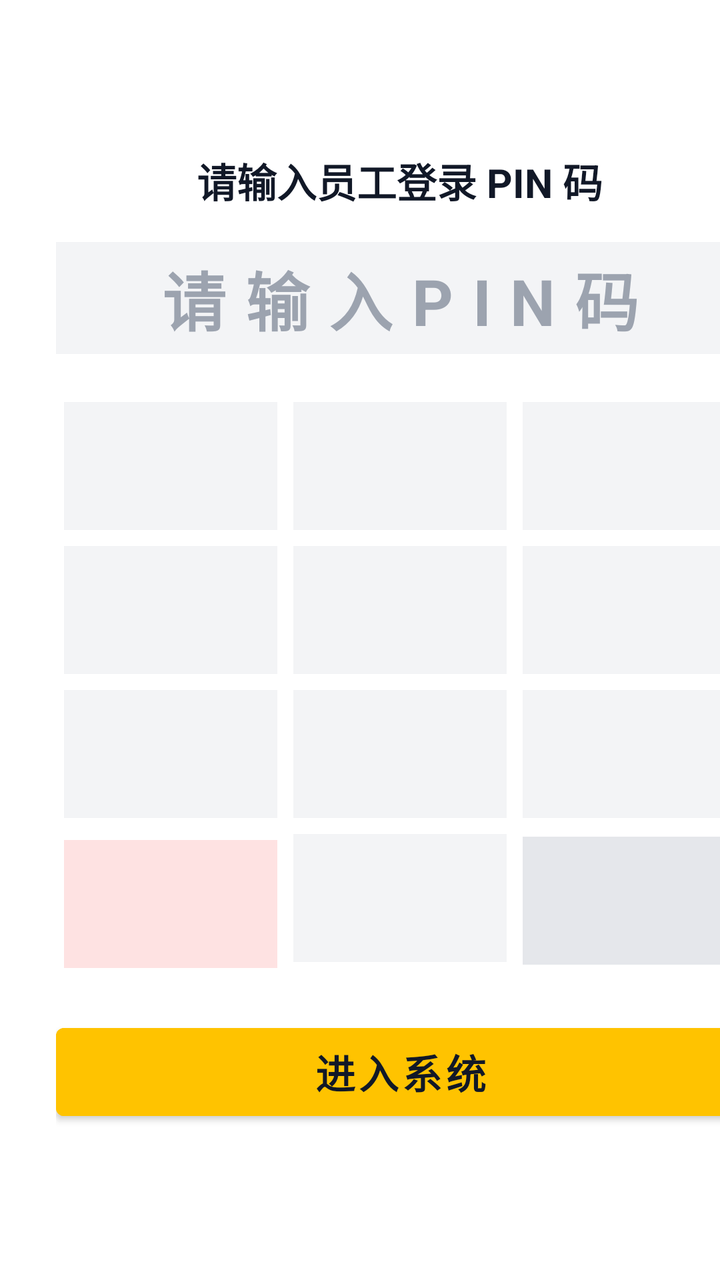
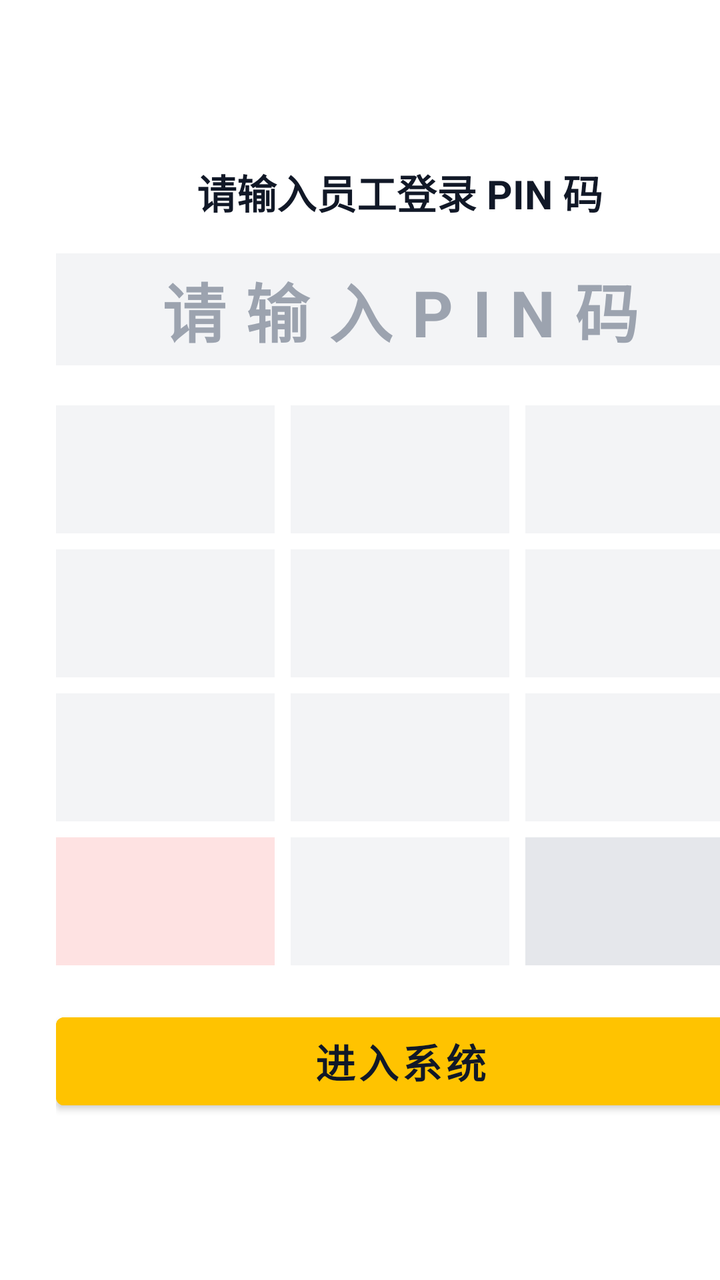

Two renders of the same Android screen: before a commit and after it. Below are the layout's source before the change and the commit's diff.
<!-- AndroidManifest.xml: application theme Theme.MeituanPosLite -->
<!-- res/layout/activity_login.xml -->
<?xml version="1.0" encoding="utf-8"?>
<LinearLayout xmlns:android="http://schemas.android.com/apk/res/android"
    android:layout_width="match_parent"
    android:layout_height="match_parent"
    android:orientation="horizontal"
    android:background="#1E2433">

    
    <LinearLayout
        android:layout_width="0dp"
        android:layout_height="match_parent"
        android:layout_weight="1"
        android:gravity="center"
        android:orientation="vertical"
        android:padding="32dp">

        <TextView
            android:layout_width="wrap_content"
            android:layout_height="wrap_content"
            android:text="美团收银 (青春版)"
            android:textColor="#FFC300"
            android:textSize="36sp"
            android:textStyle="bold" />

        <TextView
            android:layout_width="wrap_content"
            android:layout_height="wrap_content"
            android:layout_marginTop="16dp"
            android:text="纯本地单机版 | 堂食桌台与快餐管理"
            android:textColor="#9CA3AF"
            android:textSize="18sp" />

        <TextView
            android:layout_width="wrap_content"
            android:layout_height="wrap_content"
            android:layout_marginTop="28dp"
            android:text="初始账号密码：\n店长 PIN: 888888\n收银员 PIN: 1234\n(支持屏幕触控与物理键盘输入)"
            android:textColor="#6B7280"
            android:textSize="15sp"
            android:gravity="center"
            android:lineSpacingExtra="6dp"/>
    </LinearLayout>

    
    <LinearLayout
        android:layout_width="400dp"
        android:layout_height="match_parent"
        android:gravity="center"
        android:orientation="vertical"
        android:background="#FFFFFF"
        android:padding="28dp">

        <TextView
            android:layout_width="wrap_content"
            android:layout_height="wrap_content"
            android:text="请输入员工登录 PIN 码"
            android:textColor="#111827"
            android:textSize="20sp"
            android:textStyle="bold" />

        <TextView
            android:id="@+id/tvPinDisplay"
            android:layout_width="match_parent"
            android:layout_height="56dp"
            android:layout_marginTop="16dp"
            android:background="#F3F4F6"
            android:gravity="center"
            android:hint="请输入PIN码"
            android:textColorHint="#9CA3AF"
            android:textColor="#111827"
            android:textSize="32sp"
            android:textStyle="bold"
            android:letterSpacing="0.3" />

        
        <GridLayout
            android:layout_width="match_parent"
            android:layout_height="wrap_content"
            android:layout_marginTop="20dp"
            android:columnCount="3">

            <TextView android:id="@+id/btn1" android:layout_width="0dp" android:layout_columnWeight="1" android:layout_height="64dp" android:layout_margin="4dp" android:gravity="center" android:textSize="26sp" android:textStyle="bold" android:background="#F3F4F6" android:clickable="true" android:focusable="true"/>
            <TextView android:id="@+id/btn2" android:layout_width="0dp" android:layout_columnWeight="1" android:layout_height="64dp" android:layout_margin="4dp" android:gravity="center" android:textSize="26sp" android:textStyle="bold" android:background="#F3F4F6" android:clickable="true" android:focusable="true"/>
            <TextView android:id="@+id/btn3" android:layout_width="0dp" android:layout_columnWeight="1" android:layout_height="64dp" android:layout_margin="4dp" android:gravity="center" android:textSize="26sp" android:textStyle="bold" android:background="#F3F4F6" android:clickable="true" android:focusable="true"/>

            <TextView android:id="@+id/btn4" android:layout_width="0dp" android:layout_columnWeight="1" android:layout_height="64dp" android:layout_margin="4dp" android:gravity="center" android:textSize="26sp" android:textStyle="bold" android:background="#F3F4F6" android:clickable="true" android:focusable="true"/>
            <TextView android:id="@+id/btn5" android:layout_width="0dp" android:layout_columnWeight="1" android:layout_height="64dp" android:layout_margin="4dp" android:gravity="center" android:textSize="26sp" android:textStyle="bold" android:background="#F3F4F6" android:clickable="true" android:focusable="true"/>
            <TextView android:id="@+id/btn6" android:layout_width="0dp" android:layout_columnWeight="1" android:layout_height="64dp" android:layout_margin="4dp" android:gravity="center" android:textSize="26sp" android:textStyle="bold" android:background="#F3F4F6" android:clickable="true" android:focusable="true"/>

            <TextView android:id="@+id/btn7" android:layout_width="0dp" android:layout_columnWeight="1" android:layout_height="64dp" android:layout_margin="4dp" android:gravity="center" android:textSize="26sp" android:textStyle="bold" android:background="#F3F4F6" android:clickable="true" android:focusable="true"/>
            <TextView android:id="@+id/btn8" android:layout_width="0dp" android:layout_columnWeight="1" android:layout_height="64dp" android:layout_margin="4dp" android:gravity="center" android:textSize="26sp" android:textStyle="bold" android:background="#F3F4F6" android:clickable="true" android:focusable="true"/>
            <TextView android:id="@+id/btn9" android:layout_width="0dp" android:layout_columnWeight="1" android:layout_height="64dp" android:layout_margin="4dp" android:gravity="center" android:textSize="26sp" android:textStyle="bold" android:background="#F3F4F6" android:clickable="true" android:focusable="true"/>

            <TextView android:id="@+id/btnClear" android:layout_width="0dp" android:layout_columnWeight="1" android:layout_height="64dp" android:layout_margin="4dp" android:gravity="center" android:textSize="18sp" android:textStyle="bold" android:background="#FEE2E2" android:clickable="true" android:focusable="true"/>
            <TextView android:id="@+id/btn0" android:layout_width="0dp" android:layout_columnWeight="1" android:layout_height="64dp" android:layout_margin="4dp" android:gravity="center" android:textSize="26sp" android:textStyle="bold" android:background="#F3F4F6" android:clickable="true" android:focusable="true"/>
            <TextView android:id="@+id/btnDelete" android:layout_width="0dp" android:layout_columnWeight="1" android:layout_height="64dp" android:layout_margin="4dp" android:gravity="center" android:textSize="22sp" android:textStyle="bold" android:background="#E5E7EB" android:clickable="true" android:focusable="true"/>
        </GridLayout>

        <Button
            android:id="@+id/btnLogin"
            android:layout_width="match_parent"
            android:layout_height="56dp"
            android:layout_marginTop="20dp"
            android:text="进入系统"
            android:textStyle="bold"
            android:textSize="20sp"
            android:backgroundTint="#FFC300"
            android:textColor="#111827"/>
    </LinearLayout>
</LinearLayout>
<!-- resources referenced by this layout -->
<resources>
  <style name="Theme.MeituanPosLite" parent="Theme.MaterialComponents.Light.NoActionBar">
          <item name="colorPrimary">@color/meituan_yellow</item>
          <item name="colorSecondary">#333333</item>
          <item name="android:statusBarColor">#FFD100</item>
      </style>
  <color name="meituan_yellow">#FFC300</color>
</resources>

<!-- the commit's change to res/layout/activity_login.xml (unified diff, before → after) -->
@@ -73,28 +73,63 @@
             android:letterSpacing="0.3" />
 
         
-        <GridLayout
+        <LinearLayout
             android:layout_width="match_parent"
             android:layout_height="wrap_content"
-            android:layout_marginTop="20dp"
-            android:columnCount="3">
+            android:orientation="vertical"
+            android:layout_marginTop="20dp">
 
-            <TextView android:id="@+id/btn1" android:layout_width="0dp" android:layout_columnWeight="1" android:layout_height="64dp" android:layout_margin="4dp" android:gravity="center" android:textSize="26sp" android:textStyle="bold" android:background="#F3F4F6" android:clickable="true" android:focusable="true"/>
-            <TextView android:id="@+id/btn2" android:layout_width="0dp" android:layout_columnWeight="1" android:layout_height="64dp" android:layout_margin="4dp" android:gravity="center" android:textSize="26sp" android:textStyle="bold" android:background="#F3F4F6" android:clickable="true" android:focusable="true"/>
-            <TextView android:id="@+id/btn3" android:layout_width="0dp" android:layout_columnWeight="1" android:layout_height="64dp" android:layout_margin="4dp" android:gravity="center" android:textSize="26sp" android:textStyle="bold" android:background="#F3F4F6" android:clickable="true" android:focusable="true"/>
+            
+            <LinearLayout
+                android:layout_width="match_parent"
+                android:layout_height="64dp"
+                android:orientation="horizontal"
+                android:weightSum="3"
+                android:layout_marginBottom="8dp">
 
-            <TextView android:id="@+id/btn4" android:layout_width="0dp" android:layout_columnWeight="1" android:layout_height="64dp" android:layout_margin="4dp" android:gravity="center" android:textSize="26sp" android:textStyle="bold" android:background="#F3F4F6" android:clickable="true" android:focusable="true"/>
-            <TextView android:id="@+id/btn5" android:layout_width="0dp" android:layout_columnWeight="1" android:layout_height="64dp" android:layout_margin="4dp" android:gravity="center" android:textSize="26sp" android:textStyle="bold" android:background="#F3F4F6" android:clickable="true" android:focusable="true"/>
-            <TextView android:id="@+id/btn6" android:layout_width="0dp" android:layout_columnWeight="1" android:layout_height="64dp" android:layout_margin="4dp" android:gravity="center" android:textSize="26sp" android:textStyle="bold" android:background="#F3F4F6" android:clickable="true" android:focusable="true"/>
+                <TextView android:id="@+id/btn1" android:layout_width="0dp" android:layout_height="match_parent" android:layout_weight="1" android:layout_marginEnd="4dp" android:gravity="center" android:textSize="26sp" android:textStyle="bold" android:background="#F3F4F6" android:clickable="true" android:focusable="true"/>
+                <TextView android:id="@+id/btn2" android:layout_width="0dp" android:layout_height="match_parent" android:layout_weight="1" android:layout_marginHorizontal="4dp" android:gravity="center" android:textSize="26sp" android:textStyle="bold" android:background="#F3F4F6" android:clickable="true" android:focusable="true"/>
+                <TextView android:id="@+id/btn3" android:layout_width="0dp" android:layout_height="match_parent" android:layout_weight="1" android:layout_marginStart="4dp" android:gravity="center" android:textSize="26sp" android:textStyle="bold" android:background="#F3F4F6" android:clickable="true" android:focusable="true"/>
+            </LinearLayout>
 
-            <TextView android:id="@+id/btn7" android:layout_width="0dp" android:layout_columnWeight="1" android:layout_height="64dp" android:layout_margin="4dp" android:gravity="center" android:textSize="26sp" android:textStyle="bold" android:background="#F3F4F6" android:clickable="true" android:focusable="true"/>
-            <TextView android:id="@+id/btn8" android:layout_width="0dp" android:layout_columnWeight="1" android:layout_height="64dp" android:layout_margin="4dp" android:gravity="center" android:textSize="26sp" android:textStyle="bold" android:background="#F3F4F6" android:clickable="true" android:focusable="true"/>
-            <TextView android:id="@+id/btn9" android:layout_width="0dp" android:layout_columnWeight="1" android:layout_height="64dp" android:layout_margin="4dp" android:gravity="center" android:textSize="26sp" android:textStyle="bold" android:background="#F3F4F6" android:clickable="true" android:focusable="true"/>
+            
+            <LinearLayout
+                android:layout_width="match_parent"
+                android:layout_height="64dp"
+                android:orientation="horizontal"
+                android:weightSum="3"
+                android:layout_marginBottom="8dp">
 
-            <TextView android:id="@+id/btnClear" android:layout_width="0dp" android:layout_columnWeight="1" android:layout_height="64dp" android:layout_margin="4dp" android:gravity="center" android:textSize="18sp" android:textStyle="bold" android:background="#FEE2E2" android:clickable="true" android:focusable="true"/>
-            <TextView android:id="@+id/btn0" android:layout_width="0dp" android:layout_columnWeight="1" android:layout_height="64dp" android:layout_margin="4dp" android:gravity="center" android:textSize="26sp" android:textStyle="bold" android:background="#F3F4F6" android:clickable="true" android:focusable="true"/>
-            <TextView android:id="@+id/btnDelete" android:layout_width="0dp" android:layout_columnWeight="1" android:layout_height="64dp" android:layout_margin="4dp" android:gravity="center" android:textSize="22sp" android:textStyle="bold" android:background="#E5E7EB" android:clickable="true" android:focusable="true"/>
-        </GridLayout>
+                <TextView android:id="@+id/btn4" android:layout_width="0dp" android:layout_height="match_parent" android:layout_weight="1" android:layout_marginEnd="4dp" android:gravity="center" android:textSize="26sp" android:textStyle="bold" android:background="#F3F4F6" android:clickable="true" android:focusable="true"/>
+                <TextView android:id="@+id/btn5" android:layout_width="0dp" android:layout_height="match_parent" android:layout_weight="1" android:layout_marginHorizontal="4dp" android:gravity="center" android:textSize="26sp" android:textStyle="bold" android:background="#F3F4F6" android:clickable="true" android:focusable="true"/>
+                <TextView android:id="@+id/btn6" android:layout_width="0dp" android:layout_height="match_parent" android:layout_weight="1" android:layout_marginStart="4dp" android:gravity="center" android:textSize="26sp" android:textStyle="bold" android:background="#F3F4F6" android:clickable="true" android:focusable="true"/>
+            </LinearLayout>
+
+            
+            <LinearLayout
+                android:layout_width="match_parent"
+                android:layout_height="64dp"
+                android:orientation="horizontal"
+                android:weightSum="3"
+                android:layout_marginBottom="8dp">
+
+                <TextView android:id="@+id/btn7" android:layout_width="0dp" android:layout_height="match_parent" android:layout_weight="1" android:layout_marginEnd="4dp" android:gravity="center" android:textSize="26sp" android:textStyle="bold" android:background="#F3F4F6" android:clickable="true" android:focusable="true"/>
+                <TextView android:id="@+id/btn8" android:layout_width="0dp" android:layout_height="match_parent" android:layout_weight="1" android:layout_marginHorizontal="4dp" android:gravity="center" android:textSize="26sp" android:textStyle="bold" android:background="#F3F4F6" android:clickable="true" android:focusable="true"/>
+                <TextView android:id="@+id/btn9" android:layout_width="0dp" android:layout_height="match_parent" android:layout_weight="1" android:layout_marginStart="4dp" android:gravity="center" android:textSize="26sp" android:textStyle="bold" android:background="#F3F4F6" android:clickable="true" android:focusable="true"/>
+            </LinearLayout>
+
+            
+            <LinearLayout
+                android:layout_width="match_parent"
+                android:layout_height="64dp"
+                android:orientation="horizontal"
+                android:weightSum="3">
+
+                <TextView android:id="@+id/btnClear" android:layout_width="0dp" android:layout_height="match_parent" android:layout_weight="1" android:layout_marginEnd="4dp" android:gravity="center" android:textSize="18sp" android:textStyle="bold" android:background="#FEE2E2" android:clickable="true" android:focusable="true"/>
+                <TextView android:id="@+id/btn0" android:layout_width="0dp" android:layout_height="match_parent" android:layout_weight="1" android:layout_marginHorizontal="4dp" android:gravity="center" android:textSize="26sp" android:textStyle="bold" android:background="#F3F4F6" android:clickable="true" android:focusable="true"/>
+                <TextView android:id="@+id/btnDelete" android:layout_width="0dp" android:layout_height="match_parent" android:layout_weight="1" android:layout_marginStart="4dp" android:gravity="center" android:textSize="22sp" android:textStyle="bold" android:background="#E5E7EB" android:clickable="true" android:focusable="true"/>
+            </LinearLayout>
+        </LinearLayout>
 
         <Button
             android:id="@+id/btnLogin"
